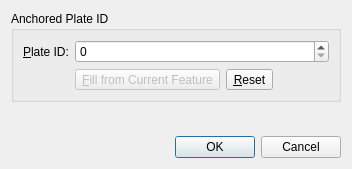
This is src/qt-widgets/SpecifyAnchoredPlateIdDialogUi.ui in GPlates/GPlates as Qt 5 draws it before an edit. The edited form follows.
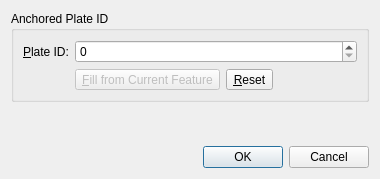
This is the edited form. Icons and pictures are not drawn.

Diff of the .ui file:
```diff
--- a/src/qt-widgets/SpecifyAnchoredPlateIdDialogUi.ui
+++ b/src/qt-widgets/SpecifyAnchoredPlateIdDialogUi.ui
@@ -1,12 +1,12 @@
 <ui version="4.0" >
  <class>SpecifyAnchoredPlateIdDialog</class>
- <widget class="QDialog" name="SpecifyAnchoredPlateIdDialog" >
-  <property name="geometry" >
+ <widget class="QDialog" name="SpecifyAnchoredPlateIdDialog">
+  <property name="geometry">
    <rect>
     <x>0</x>
     <y>0</y>
-    <width>352</width>
-    <height>169</height>
+    <width>380</width>
+    <height>179</height>
    </rect>
   </property>
   <property name="windowTitle" >
@@ -104,10 +104,10 @@
      <property name="orientation" >
       <enum>Qt::Vertical</enum>
      </property>
-     <property name="sizeHint" stdset="0" >
+     <property name="sizeHint" stdset="0">
       <size>
        <width>20</width>
-       <height>40</height>
+       <height>0</height>
       </size>
      </property>
     </spacer>
```
Left out of the diff: 77 changed lines with no effect on the pictures.
